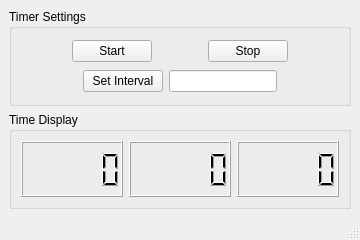
This is pythonProject4/untitled.ui in thinkways/pyqt as Qt 5 draws it before an edit. The edited form follows.
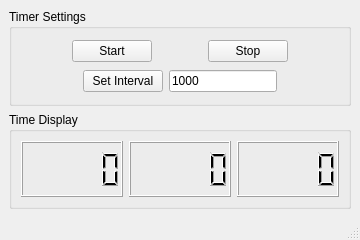
This is the edited form.

Commit message: project4 init

Diff of the .ui file:
```diff
--- a/pythonProject4/untitled.ui
+++ b/pythonProject4/untitled.ui
@@ -101,7 +101,20 @@
           </widget>
          </item>
          <item>
-          <widget class="QLineEdit" name="lineEdit"/>
+          <widget class="QLineEdit" name="lineEdit">
+           <property name="inputMask">
+            <string/>
+           </property>
+           <property name="text">
+            <string>1000</string>
+           </property>
+           <property name="placeholderText">
+            <string/>
+           </property>
+           <property name="cursorMoveStyle">
+            <enum>Qt::LogicalMoveStyle</enum>
+           </property>
+          </widget>
          </item>
          <item>
           <spacer name="horizontalSpacer_4">
```
The commit also changes 2 other files.
